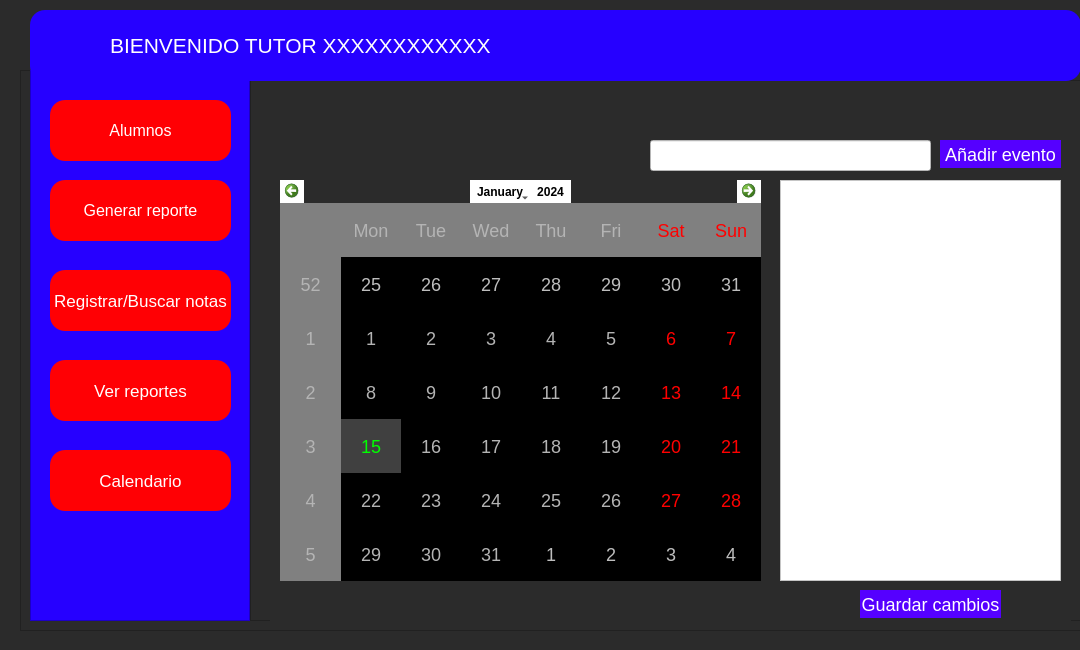
Before: the Qt Designer form entrar_tutor.ui in Giavic/Taller_de_software_TF, drawn with Qt 5.
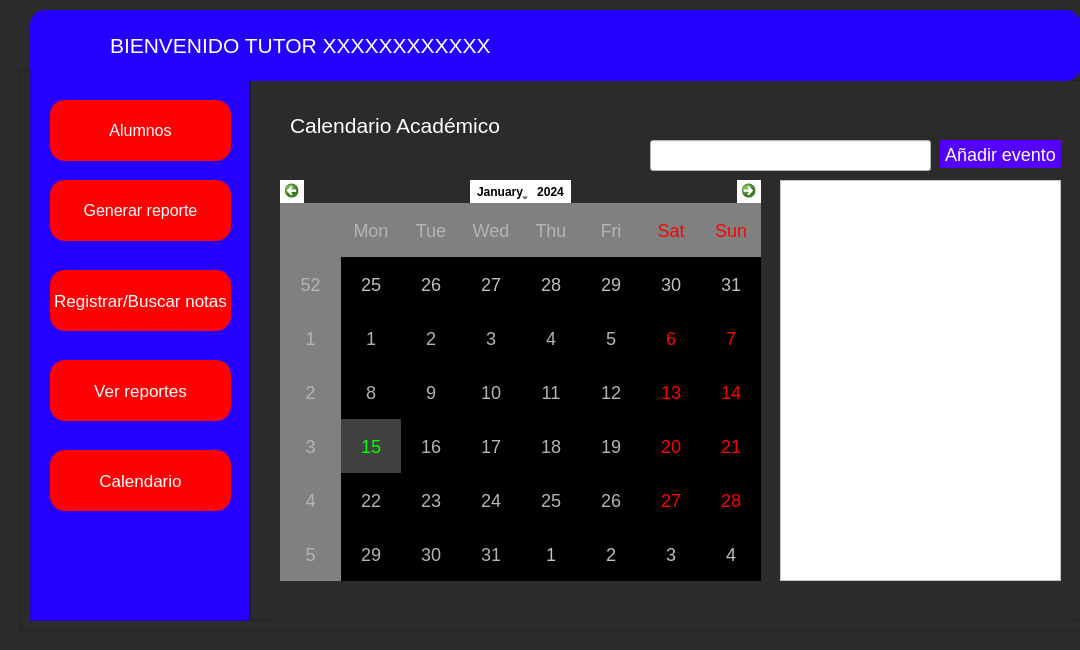
After: the same form once the commit is applied. Icons and pictures are not drawn.

Diff of the .ui file:
```diff
--- a/entrar_tutor.ui
+++ b/entrar_tutor.ui
@@ -987,32 +987,6 @@
         <string>Añadir evento</string>
        </property>
       </widget>
-      <widget class="QPushButton" name="pushButton_12">
-       <property name="geometry">
-        <rect>
-         <x>590</x>
-         <y>490</y>
-         <width>141</width>
-         <height>28</height>
-        </rect>
-       </property>
-       <property name="styleSheet">
-        <string notr="true">QPushButton{
-background-color: rgb(85, 0, 255);
-border-radius:20px;
-font:18px;
-}
-QPushButton:hover{
-background-color: rgb(85, 170, 255);
-border-radius:20px;
-font:18px;
-}
-</string>
-       </property>
-       <property name="text">
-        <string>Guardar cambios</string>
-       </property>
-      </widget>
       <widget class="QLineEdit" name="lineEdit_6">
        <property name="geometry">
         <rect>
@@ -1028,6 +1002,19 @@
 font:15px;</string>
        </property>
       </widget>
+      <widget class="QLabel" name="label_12">
+       <property name="geometry">
+        <rect>
+         <x>20</x>
+         <y>10</y>
+         <width>271</width>
+         <height>31</height>
+        </rect>
+       </property>
+       <property name="text">
+        <string>Calendario Académico</string>
+       </property>
+      </widget>
      </widget>
     </widget>
    </widget>
```
